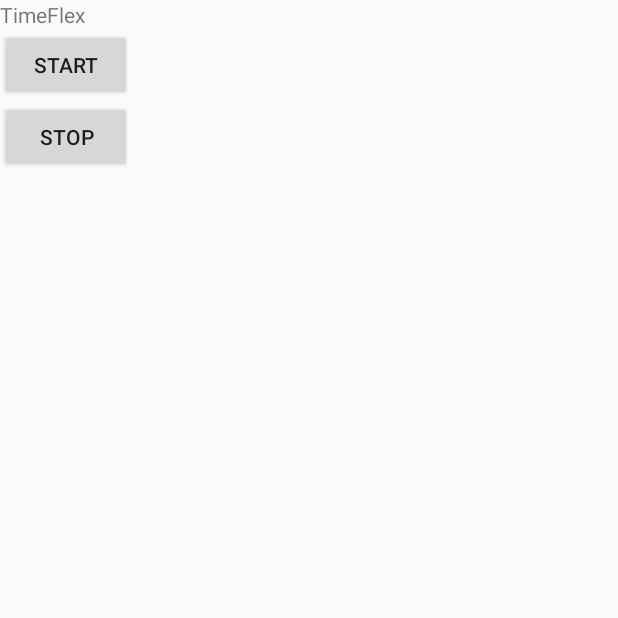
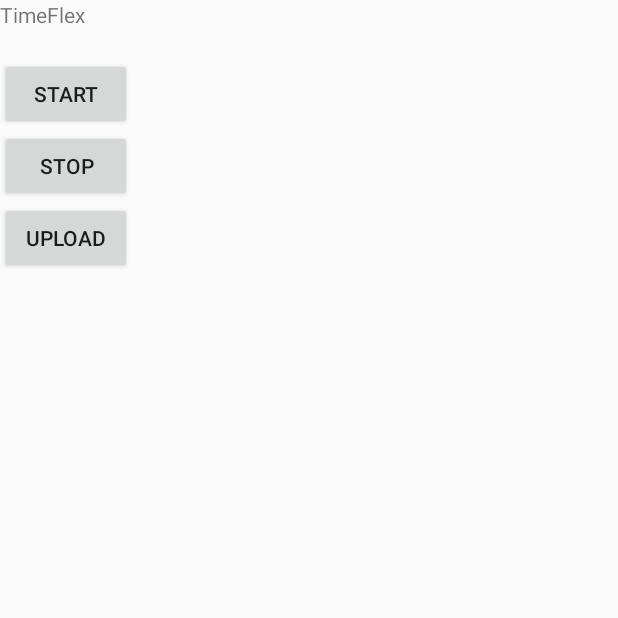
Before and after one commit to vidstige/TimeFlex, an Android app: the screen it shows after launch (MainActivity), on a phone screen of 412 x 824 dp, the top half of it. Run offline under Robolectric (Android 15) with nearby library versions, the phone set to English and light mode, and no system bars.

Commit message:
Now uploads on button instead.

```diff
--- a/app/src/main/java/se/vidstige/timeflex/MainActivity.java
+++ b/app/src/main/java/se/vidstige/timeflex/MainActivity.java
@@ -1,6 +1,7 @@
 package se.vidstige.timeflex;
 
 import android.Manifest;
+import android.content.Context;
 import android.content.pm.PackageManager;
 import android.os.Build;
 import android.os.Bundle;
@@ -10,11 +11,12 @@ import android.widget.Button;
 
 import org.json.JSONException;
 
+import java.io.FileNotFoundException;
 import java.io.IOException;
+import java.io.InputStream;
 import java.util.Date;
 
 public class MainActivity extends AppCompatActivity {
-
 
     private PunchStore punchStore;
 
@@ -36,7 +38,7 @@ public class MainActivity extends AppCompatActivity {
                 } catch (JSONException e) {
                     e.printStackTrace();
                 }
-                new PostPunch(p).execute();
+                //new PostPunch(p).execute();
             }
         });
 
@@ -51,7 +53,21 @@ public class MainActivity extends AppCompatActivity {
                 } catch (JSONException e) {
                     e.printStackTrace();
                 }
-                new PostPunch(p).execute();
+                //new PostPunch(p).execute();
+            }
+        });
+
+        final Button upload_button = (Button) findViewById(R.id.upload_button);
+        final Context context = this;
+        upload_button.setOnClickListener(new View.OnClickListener() {
+            public void onClick(View v) {
+                try {
+                    for (String filename : punchStore.getAllFilenames()) {
+                        new PostPunch(context, filename).execute();
+                    }
+                } catch (FileNotFoundException e) {
+                    e.printStackTrace();
+                }
             }
         });
 
--- a/app/src/main/res/layout/activity_main.xml
+++ b/app/src/main/res/layout/activity_main.xml
@@ -3,10 +3,13 @@
     android:layout_width="match_parent"
     android:layout_height="match_parent"
     android:orientation="vertical" >
-    <TextView android:id="@+id/text"
+    <TextView
         android:layout_width="wrap_content"
         android:layout_height="wrap_content"
         android:text="TimeFlex" />
+    <TextView android:id="@+id/status"
+        android:layout_width="wrap_content"
+        android:layout_height="wrap_content"/>
     <Button android:id="@+id/start_button"
         android:layout_width="wrap_content"
         android:layout_height="wrap_content"
@@ -15,4 +18,8 @@
         android:layout_width="wrap_content"
         android:layout_height="wrap_content"
         android:text="Stop" />
+    <Button android:id="@+id/upload_button"
+        android:layout_width="wrap_content"
+        android:layout_height="wrap_content"
+        android:text="Upload" />
 </LinearLayout>
```
Also changed, not shown: app/src/main/java/se/vidstige/timeflex/PostPunch.java (+24 -10 lines), app/src/main/java/se/vidstige/timeflex/PunchStore.java (+12 -0 lines).
